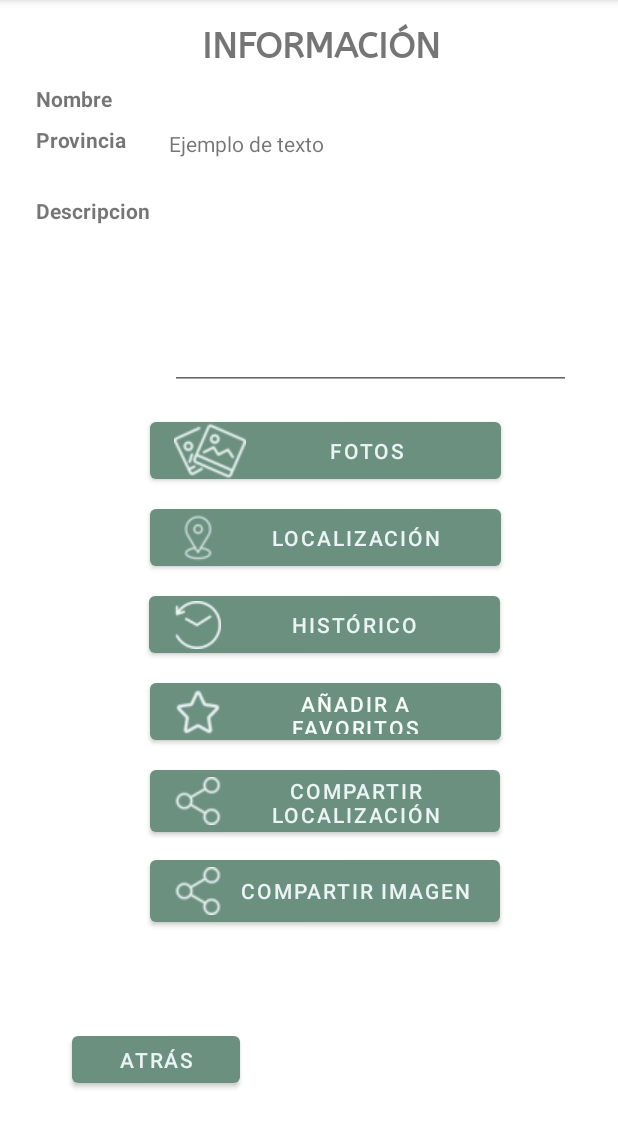
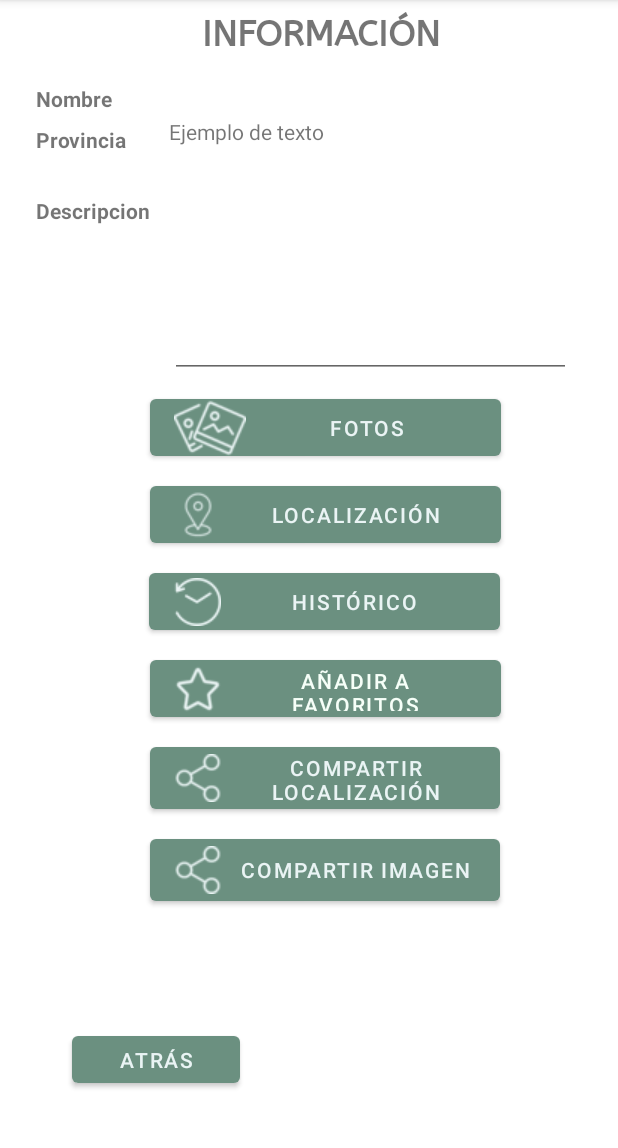
Before and after one commit to asiergoien/Erronka-Android_DreamTeam, an Android app: the Mostrar_Informacion screen opened directly, with no data from a screen before it, on a phone screen of 412 x 824 dp, the part 84-1232 px from its top. Run offline under Robolectric (Android 15) with nearby library versions, the phone set to English and light mode, and no system bars; 4 statements that could not run were skipped.

Commit message:
presentacion Sprint4 quedan mejoras

```diff
--- a/EuskometApp/app/src/main/java/com/example/euskomet/CargarDatos.java
+++ b/EuskometApp/app/src/main/java/com/example/euskomet/CargarDatos.java
@@ -38,9 +38,9 @@ public class CargarDatos implements Runnable {
         String sBBDD;
         try {
             Class.forName("com.mysql.jdbc.Driver").newInstance();
-            //sIP = "192.168.106.12";  //Asier Klase
+            sIP = "192.168.106.12";  //Asier Klase
             //sIP = "localhost";
-            sIP = "192.168.0.11"; // Asier casa
+            //sIP = "192.168.0.11"; // Asier casa
             //sIP = "192.168.0.13";  //Aitor Casa
             sPuerto = "3306";
             sBBDD = "euskomet"; //nombre de la base de datos
@@ -107,7 +107,7 @@ public class CargarDatos implements Runnable {
                     FavoritosMun fav1 = new FavoritosMun(cod_mun);
                     ClienteThread_ArrayList.add(fav1);
                 }else if (tipo == 9) {//Coger Historico
-                    Date fecha = rs.getDate("fecha");
+                    Date fecha = rs.getTimestamp("fecha");
                    // String cod_mun = rs.getInt("cod_mun");
                     String ICA_est = rs.getString("ICA_estacion");
                     historicoObj hs1= new historicoObj(fecha,ICA_est);
--- a/EuskometApp/app/src/main/java/com/example/euskomet/Conexion.java
+++ b/EuskometApp/app/src/main/java/com/example/euskomet/Conexion.java
@@ -35,9 +35,9 @@ public class Conexion implements Runnable {
         String sBBDD;
         try {
             Class.forName("com.mysql.jdbc.Driver").newInstance();
-            //sIP = "192.168.106.12";  //Asier Klase
+            sIP = "192.168.106.12";  //Asier Klase
             //sIP = "localhost";
-            sIP = "192.168.0.11"; // Asier casa
+            //sIP = "192.168.0.11"; // Asier casa
             //sIP = "192.168.0.13";  //Aitor Casa
             sPuerto = "3306";
             sBBDD = "euskomet"; //nombre de la base de datos
--- a/EuskometApp/app/src/main/java/com/example/euskomet/InsertDatos.java
+++ b/EuskometApp/app/src/main/java/com/example/euskomet/InsertDatos.java
@@ -33,9 +33,9 @@ public class InsertDatos implements Runnable {
         String sBBDD;
         try {
             Class.forName("com.mysql.jdbc.Driver").newInstance();
-            //sIP = "192.168.106.12";  //Asier Klase
+            sIP = "192.168.106.12";  //Asier Klase
             //sIP = "localhost";
-            sIP = "192.168.0.11"; // Asier casa
+            //sIP = "192.168.0.11"; // Asier casa
             //sIP = "192.168.0.13";  //Aitor Casa
             sPuerto = "3306";
             sBBDD = "euskomet"; //nombre de la base de datos
--- a/EuskometApp/app/src/main/java/com/example/euskomet/Ventanas/historico.java
+++ b/EuskometApp/app/src/main/java/com/example/euskomet/Ventanas/historico.java
@@ -12,7 +12,9 @@ import com.example.euskomet.Provincias;
 import com.example.euskomet.R;
 import com.example.euskomet.historicoObj;
 
+import java.text.SimpleDateFormat;
 import java.util.ArrayList;
+import java.util.Locale;
 
 public class historico extends AppCompatActivity {
     public static EditText multilinea;
@@ -22,6 +24,7 @@ public class historico extends AppCompatActivity {
 
     @Override
     protected void onCreate(Bundle savedInstanceState) {
+        String idioma = Locale.getDefault().getLanguage();
         super.onCreate(savedInstanceState);
         setContentView(R.layout.activity_historico);
         multilinea = (EditText)findViewById(R.id.editTextTextMultiLine);
@@ -35,7 +38,7 @@ public class historico extends AppCompatActivity {
         if (ArrayHist.size()>0){
             String str="";
             for (historicoObj hi1 : ArrayHist){
-                str+= hi1.getFecha()+"\t-->\t"+hi1.getICA_estacion()+"\n";
+                str+= new SimpleDateFormat("dd-MM-yyyy HH:mm").format(hi1.getFecha())+"\t-->\t"+(idioma.equals("es") ? hi1.getICA_estacion().split(" / ")[0] : (idioma.equals("eu") ? hi1.getICA_estacion().split(" / ")[1] : hi1.getICA_estacion()))+"\n";
             }
             multilinea.setText(str);
         }else{
--- a/EuskometApp/app/src/main/res/layout/activity_mostrar__informacion.xml
+++ b/EuskometApp/app/src/main/res/layout/activity_mostrar__informacion.xml
@@ -76,7 +76,7 @@
         android:layout_width="197dp"
         android:layout_height="28dp"
         android:layout_marginStart="145dp"
-        android:layout_marginTop="16dp"
+        android:layout_marginTop="8dp"
         android:layout_marginEnd="145dp"
         android:fontFamily="@font/abeezee"
         android:text="@string/titulo_mo"
@@ -121,7 +121,7 @@
         android:layout_width="233dp"
         android:layout_height="53dp"
         android:layout_marginStart="100dp"
-        android:layout_marginTop="68dp"
+        android:layout_marginTop="8dp"
         android:layout_marginEnd="100dp"
         android:onClick="Compartir_Img"
         android:text="@string/compartir_img"
@@ -129,14 +129,14 @@
         app:layout_constraintEnd_toEndOf="parent"
         app:layout_constraintHorizontal_bias="0.0"
         app:layout_constraintStart_toStartOf="parent"
-        app:layout_constraintTop_toBottomOf="@+id/btnfav" />
+        app:layout_constraintTop_toBottomOf="@+id/btnCom" />
 
     <Button
         android:id="@+id/btnFotos"
         android:layout_width="234dp"
         android:layout_height="50dp"
         android:layout_marginStart="100dp"
-        android:layout_marginTop="15dp"
+        android:layout_marginTop="8dp"
         android:layout_marginEnd="100dp"
         android:onClick="Fotos"
         android:text="@string/fotos"
--- a/EuskometApp/app/src/main/res/values/strings.xml
+++ b/EuskometApp/app/src/main/res/values/strings.xml
@@ -64,6 +64,8 @@
 
     <string name="dato2">Provincia</string>
 
+    <string name="tipo">tipo</string>
+
     <string name="dato3">Descripcion</string>
 
     <string name="fotos">Fotos</string>
```
Also changed, not shown: EuskometApp/app/src/main/java/com/example/euskomet/Ventanas/Mostrar_Informacion.java (+9 -4 lines), EuskometApp/app/src/main/res/layout/activity_login.xml (+5 -5 lines), 1 other file.
